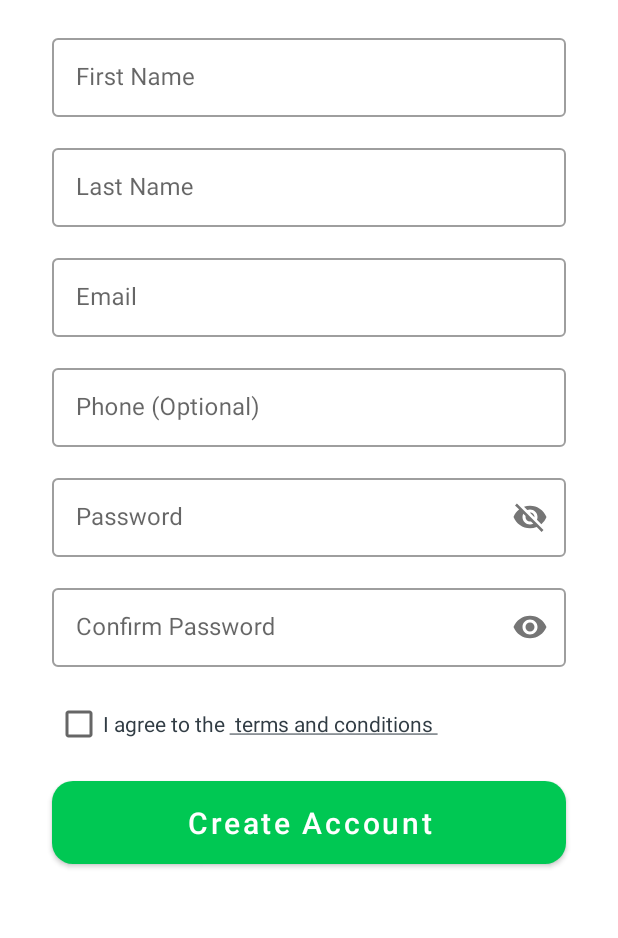
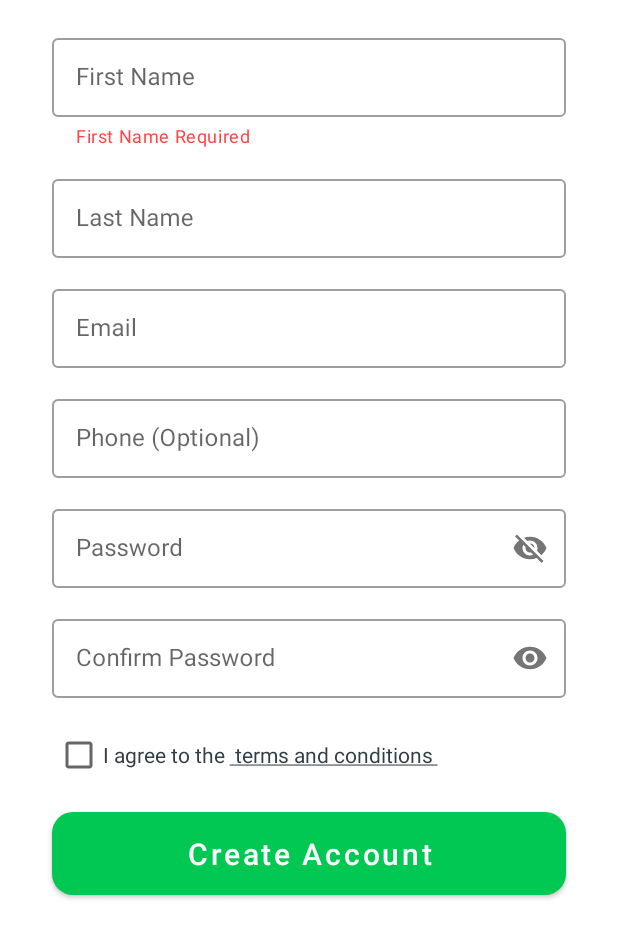
Before and after one commit to jmngige/BuyIt, an Android app: the RegisterFragment screen opened through its navigation route, after a tap on an icon or button, on a phone screen of 412 x 824 dp. Shown: the top 938 px of the screen. Run offline under Robolectric (Android 15) with nearby library versions, the phone set to English and light mode, and no system bars; our stand-ins replace navigation-ui; 1 other tap on this screen came first.

Commit message:
login register validations

```diff
--- a/app/src/main/res/layout/fragment_register.xml
+++ b/app/src/main/res/layout/fragment_register.xml
@@ -15,6 +15,8 @@
             style="@style/Widget.MaterialComponents.TextInputLayout.OutlinedBox"
             android:layout_width="0dp"
             android:layout_height="wrap_content"
+            app:helperText=""
+            app:helperTextTextColor="@android:color/holo_red_light"
             android:layout_marginStart="10dp"
             android:layout_marginTop="20dp"
             android:layout_marginEnd="10dp"
@@ -38,6 +40,8 @@
             android:layout_width="0dp"
             android:layout_height="wrap_content"
             android:layout_marginStart="10dp"
+            app:helperText=""
+            app:helperTextTextColor="@android:color/holo_red_light"
             android:layout_marginTop="15dp"
             android:layout_marginEnd="10dp"
             android:hint="@string/last_name_hint"
@@ -60,6 +64,8 @@
             android:layout_width="0dp"
             android:layout_height="wrap_content"
             android:layout_marginStart="10dp"
+            app:helperText=""
+            app:helperTextTextColor="@android:color/holo_red_light"
             android:layout_marginTop="15dp"
             android:layout_marginEnd="10dp"
             android:hint="@string/hint_email"
@@ -83,6 +89,8 @@
             android:layout_height="wrap_content"
             android:layout_marginStart="10dp"
             android:layout_marginTop="15dp"
+            app:helperText=""
+            app:helperTextTextColor="@android:color/holo_red_light"
             android:layout_marginEnd="10dp"
             android:hint="@string/phone_optional_hint"
             android:inputType="number"
@@ -106,6 +114,8 @@
             android:layout_marginStart="10dp"
             android:layout_marginTop="15dp"
             android:layout_marginEnd="10dp"
+            app:helperText=""
+            app:helperTextTextColor="@android:color/holo_red_light"
             android:hint="@string/password_hint"
             android:inputType="textPassword"
             app:layout_constraintEnd_toEndOf="@id/registerRightGuideline"
@@ -128,6 +138,8 @@
             android:layout_height="wrap_content"
             android:layout_marginStart="10dp"
             android:layout_marginTop="15dp"
+            app:helperText=""
+            app:helperTextTextColor="@android:color/holo_red_light"
             android:layout_marginEnd="10dp"
             android:hint="@string/confirm_password_hint"
             android:inputType="textPassword"
@@ -151,7 +163,6 @@
             android:layout_marginStart="12dp"
             android:layout_marginTop="14dp"
             android:layout_marginBottom="100dp"
-            android:checked="false"
             android:text="@string/terms_conditions_txt"
             android:textColor="@color/contextualModeActionBarColor"
             android:textColorHint="@color/darker"
```
Also changed, not shown: app/src/main/java/com/starsolns/e_shop/ui/fragments/LoginFragment.kt (+27 -0 lines), app/src/main/java/com/starsolns/e_shop/ui/fragments/RegisterFragment.kt (+83 -0 lines).
